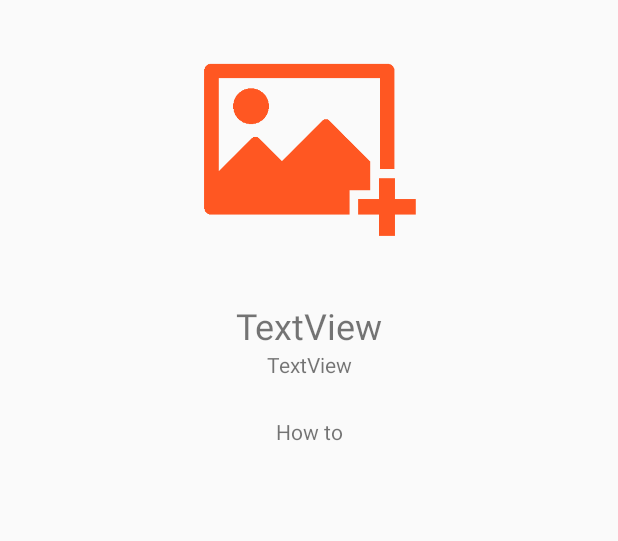
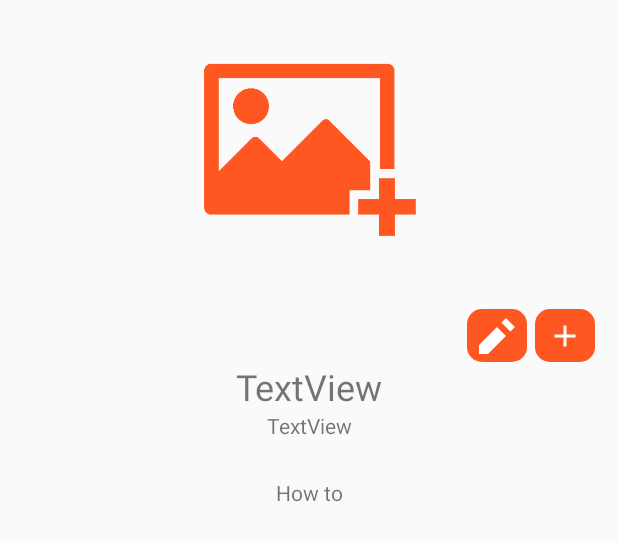
Before and after one commit to jose-balbinotti/receita-legal, an Android app: the layout activity_recipe_description.xml on its own in the app's theme, with its tools: preview values and no code run, on a phone screen of 412 x 824 dp. Shown: the top 541 px of the screen. Run offline under Robolectric (Android 15) with nearby library versions, the phone set to English and light mode, and no system bars.

Commit message:
Delete Recipe

```diff
--- /dev/null
+++ b/app/src/main/res/drawable/pencil_icon.xml
@@ -0,0 +1,7 @@
+<layer-list xmlns:android="http://schemas.android.com/apk/res/android">
+        <item
+            android:drawable="@drawable/ic_edit"
+            android:gravity="center"
+            android:height="24dp"
+            android:width="24dp"/>
+</layer-list>
--- a/app/src/main/res/layout/activity_recipe.xml
+++ b/app/src/main/res/layout/activity_recipe.xml
@@ -63,10 +63,10 @@
 
         <ImageButton
             android:id="@+id/btnNew"
-            android:layout_width="50dp"
+            android:layout_width="40dp"
             android:layout_height="35dp"
             android:layout_gravity="right"
-            android:layout_marginRight="40px"
+            android:layout_marginRight="15dp"
             android:background="@drawable/round_primary"
             android:onClick="newRecipe"
             android:scaleType="center"
--- a/app/src/main/res/layout/activity_recipe_description.xml
+++ b/app/src/main/res/layout/activity_recipe_description.xml
@@ -1,8 +1,13 @@
 <?xml version="1.0" encoding="utf-8"?>
-<LinearLayout xmlns:android="http://schemas.android.com/apk/res/android"
+
+<ScrollView xmlns:android="http://schemas.android.com/apk/res/android"
     xmlns:app="http://schemas.android.com/apk/res-auto"
     xmlns:tools="http://schemas.android.com/tools"
     android:layout_width="match_parent"
+    android:layout_height="match_parent">
+
+
+    <LinearLayout android:layout_width="match_parent"
         android:layout_height="match_parent"
         android:orientation="vertical"
         android:id="@+id/linearlayout"
@@ -23,6 +28,30 @@
         <!--        android:layout_height="wrap_content"-->
         <!--        android:onClick="ativa"-->
         <!--        android:text="Button" />-->
+
+        <LinearLayout
+            android:layout_width="wrap_content"
+            android:layout_height="match_parent"
+            android:layout_gravity="right">
+
+            <ImageButton
+                android:id="@+id/btnDeleteRecipe"
+                android:layout_width="40dp"
+                android:layout_height="35dp"
+                android:layout_marginTop="5dp"
+                android:layout_marginRight="5dp"
+                android:background="@drawable/round_primary"
+                app:srcCompat="@drawable/pencil_icon" />
+
+            <ImageButton
+                android:id="@+id/btnEditRecipe"
+                android:layout_width="40dp"
+                android:layout_height="35dp"
+                android:layout_marginTop="5dp"
+                android:layout_marginRight="15dp"
+                android:background="@drawable/round_primary"
+                app:srcCompat="@drawable/ic_add" />
+        </LinearLayout>
 
         <TextView
             android:id="@+id/nameTextView"
@@ -48,3 +77,5 @@
             android:text="How to" />
 
     </LinearLayout>
+
+</ScrollView>
```
Also changed, not shown: app/src/main/java/com/example/receitalegal/RecipeDescriptionActivity.java (+36 -12 lines), app/src/main/res/drawable/ic_edit.png (added). Lines whose indentation alone changed are shown as unchanged.
